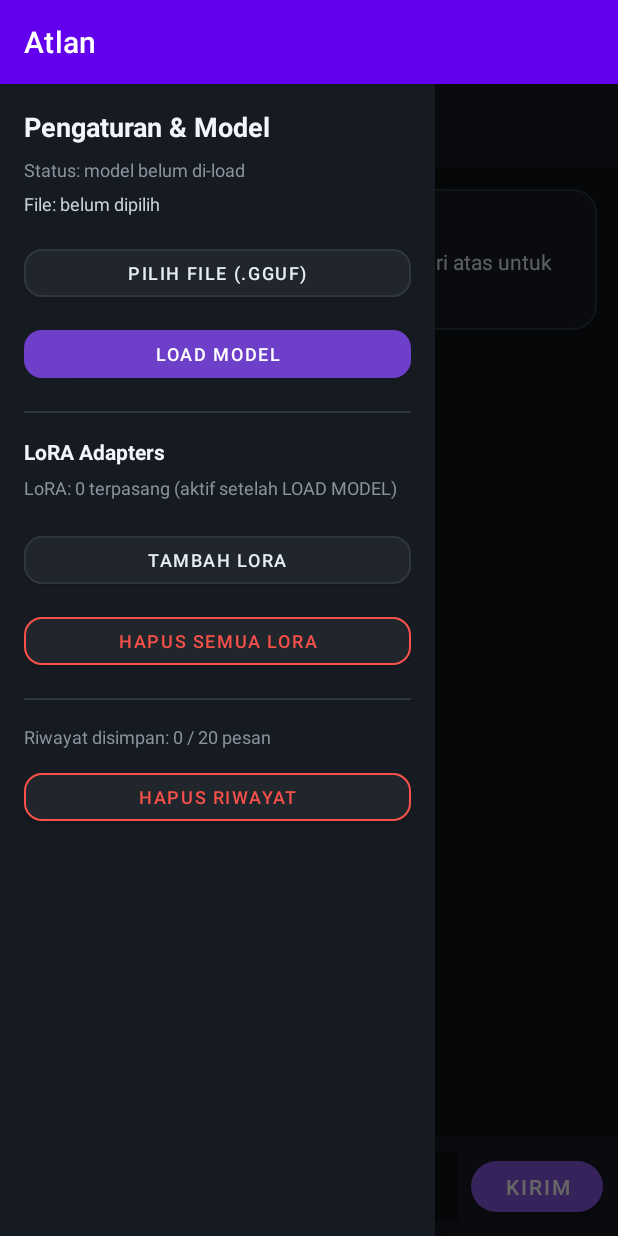
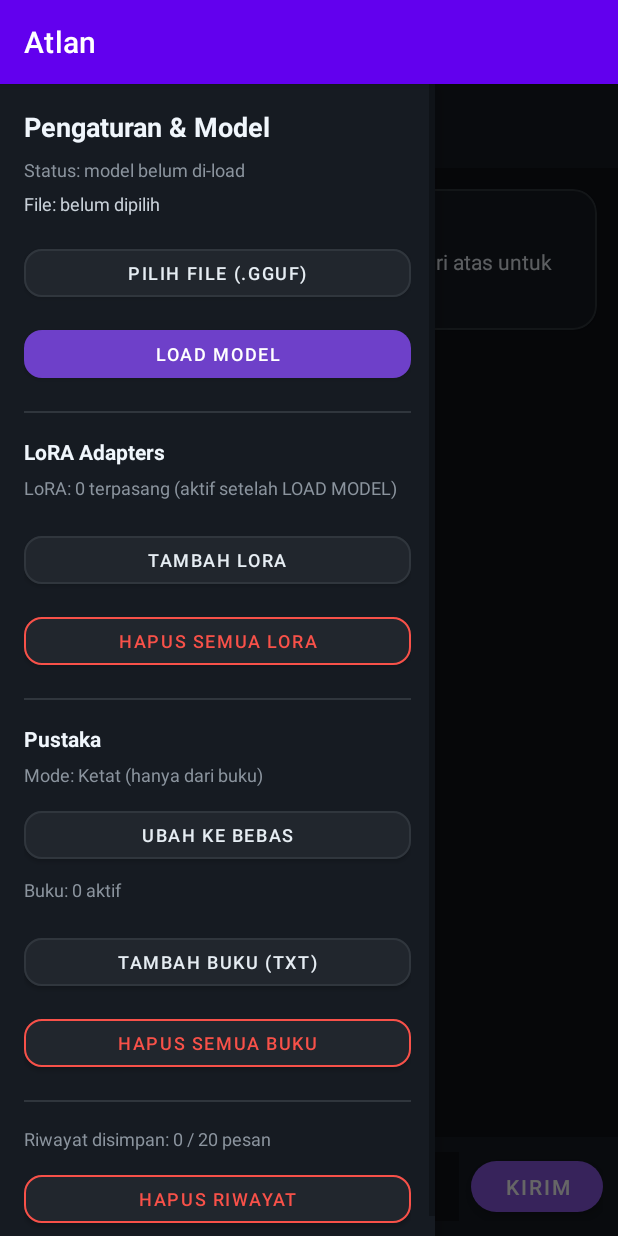
Before and after one commit to akijus39-byte/Akijus, an Android app: the screen it shows after launch (MainActivity), with the side drawer open, on a phone screen of 412 x 824 dp. Run offline under Robolectric (Android 15) with nearby library versions, the phone set to English and light mode, and no system bars; 1 statement that could not run was skipped.

Commit message:
Atlan: Pustaka + tombol mode + UI rapi

```diff
--- a/app/src/main/res/layout/activity_main.xml
+++ b/app/src/main/res/layout/activity_main.xml
@@ -30,7 +30,7 @@
                 android:insetTop="0dp"
                 android:insetBottom="0dp"
                 android:padding="0dp"
-                android:text="&#9776;"
+                android:text="MENU"
                 android:textColor="#F0F6FC"
                 android:textSize="18sp"
                 app:backgroundTint="#21262D"
@@ -93,7 +93,7 @@
                         android:layout_height="wrap_content"
                         android:layout_marginTop="8dp"
                         android:lineSpacingExtra="5dp"
-                        android:text="Belum ada percakapan. Buka menu &#9776; di kiri atas untuk memilih dan me-load model."
+                        android:text="Belum ada percakapan. Buka menu di kiri atas untuk memilih dan me-load model."
                         android:textColor="#E6EDF3"
                         android:textIsSelectable="true"
                         android:textSize="14sp" />
@@ -276,6 +276,84 @@
             android:background="#30363D" />
 
         <TextView
+            android:layout_width="wrap_content"
+            android:layout_height="wrap_content"
+            android:text="Pustaka"
+            android:textColor="#F0F6FC"
+            android:textSize="14sp"
+            android:textStyle="bold" />
+
+        <TextView
+            android:id="@+id/tvModeInfo"
+            android:layout_width="match_parent"
+            android:layout_height="wrap_content"
+            android:layout_marginTop="6dp"
+            android:text="Mode: Ketat (hanya dari buku)"
+            android:textColor="#8B949E"
+            android:textSize="12sp" />
+
+        <com.google.android.material.button.MaterialButton
+            android:id="@+id/btnModeToggle"
+            android:layout_width="match_parent"
+            android:layout_height="44dp"
+            android:layout_marginTop="10dp"
+            android:text="UBAH KE BEBAS"
+            android:textColor="#E6EDF3"
+            android:textSize="12sp"
+            app:backgroundTint="#21262D"
+            app:cornerRadius="12dp"
+            app:strokeColor="#30363D"
+            app:strokeWidth="1dp" />
+
+        <TextView
+            android:id="@+id/tvBookInfo"
+            android:layout_width="match_parent"
+            android:layout_height="wrap_content"
+            android:layout_marginTop="6dp"
+            android:text="Buku: 0 aktif"
+            android:textColor="#8B949E"
+            android:textSize="12sp" />
+
+        <LinearLayout
+            android:id="@+id/bookListCtn"
+            android:layout_width="match_parent"
+            android:layout_height="wrap_content"
+            android:layout_marginTop="8dp"
+            android:orientation="vertical" />
+
+        <com.google.android.material.button.MaterialButton
+            android:id="@+id/btnAddBook"
+            android:layout_width="match_parent"
+            android:layout_height="44dp"
+            android:layout_marginTop="10dp"
+            android:text="TAMBAH BUKU (TXT)"
+            android:textColor="#E6EDF3"
+            android:textSize="12sp"
+            app:backgroundTint="#21262D"
+            app:cornerRadius="12dp"
+            app:strokeColor="#30363D"
+            app:strokeWidth="1dp" />
+
+        <com.google.android.material.button.MaterialButton
+            android:id="@+id/btnClearBooks"
+            android:layout_width="match_parent"
+            android:layout_height="44dp"
+            android:layout_marginTop="10dp"
+            android:text="HAPUS SEMUA BUKU"
+            android:textColor="#F85149"
+            android:textSize="12sp"
+            app:backgroundTint="#21262D"
+            app:cornerRadius="12dp"
+            app:strokeColor="#F85149"
+            app:strokeWidth="1dp" />
+
+        <View
+            android:layout_width="match_parent"
+            android:layout_height="1dp"
+            android:layout_marginVertical="16dp"
+            android:background="#30363D" />
+
+        <TextView
             android:id="@+id/tvHistoryInfo"
             android:layout_width="match_parent"
             android:layout_height="wrap_content"
```
